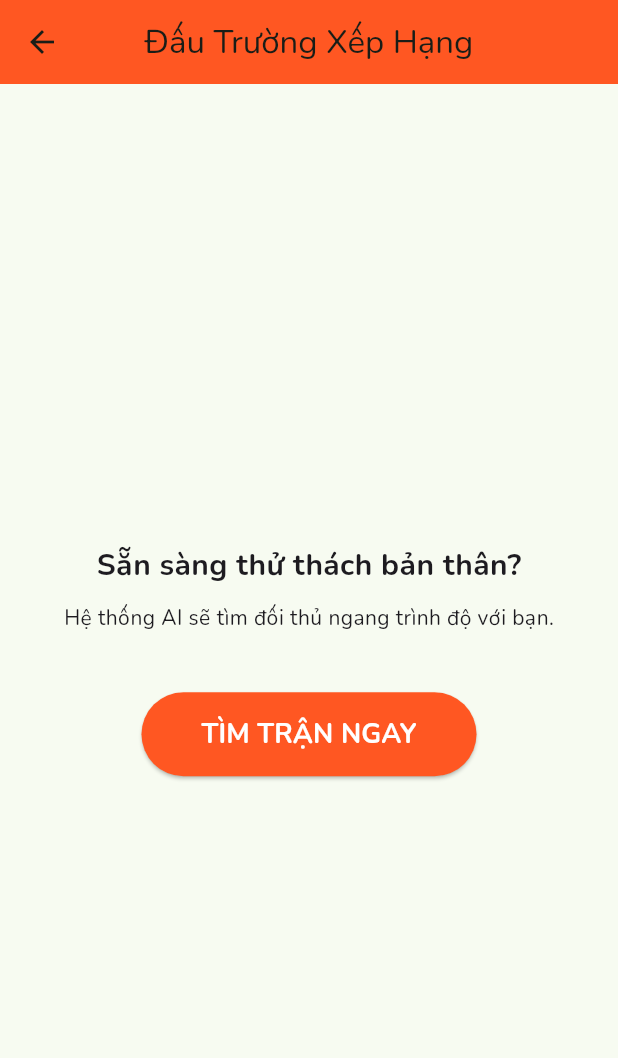
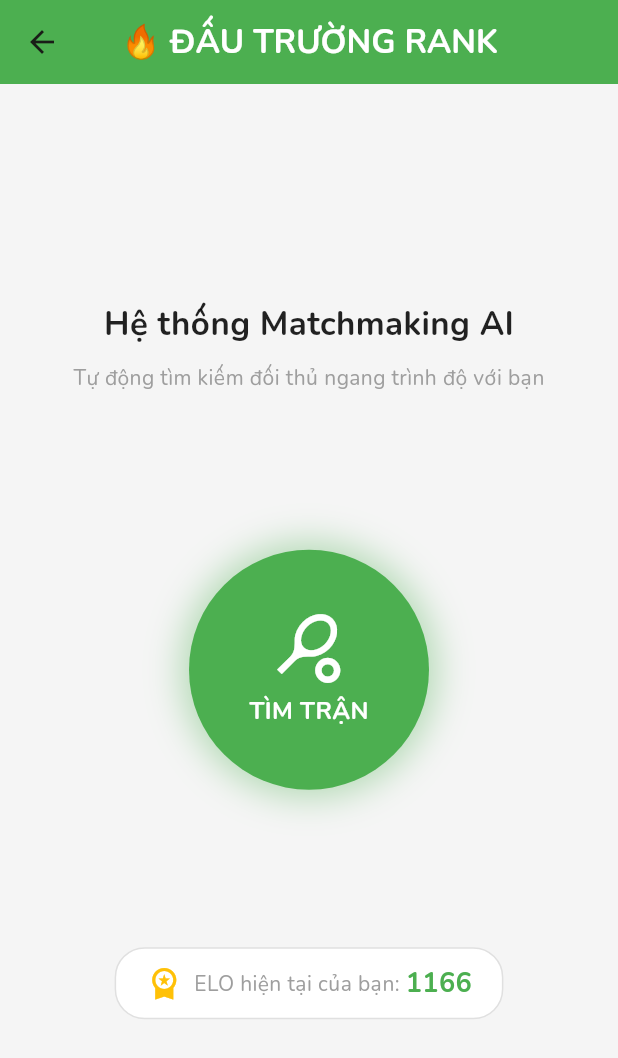
Before and after one commit to justAchillGuy8386/dinkmate-flutter, a Flutter app: the RankedArenaScreen screen opened directly, on a phone screen of 412 x 824 dp. Shown: the top 1058 px of the screen. Run offline on Flutter 3.47's test engine with Material 3 defaults, Android fonts, the phone set to English and light mode, and no system bars; our stand-ins replace google_fonts, image_picker; missing offline and left inert: mobile_scanner.

Commit message:
refactor(ranked arena screen): update UI with radar looking for nearby players

```diff
--- a/lib/features/ranked_arena/ranked_arena_screen.dart
+++ b/lib/features/ranked_arena/ranked_arena_screen.dart
@@ -1,33 +1,108 @@
 import 'package:flutter/material.dart';
-// import 'matchmaking_service.dart';
 
 class RankedArenaScreen extends StatefulWidget {
   const RankedArenaScreen({super.key});
+
   @override
-  _RankedArenaScreenState createState() => _RankedArenaScreenState();
+  State<RankedArenaScreen> createState() => _RankedArenaScreenState();
 }
 
-class _RankedArenaScreenState extends State<RankedArenaScreen> {
-  bool _isSearching = false; // Trạng thái đang tìm trận
+// Bổ sung SingleTickerProviderStateMixin để chạy hiệu ứng Animation
+class _RankedArenaScreenState extends State<RankedArenaScreen> with SingleTickerProviderStateMixin {
+  bool _isSearching = false;
+  late AnimationController _pulseController;
+
+  @override
+  void initState() {
+    super.initState();
+    // Khởi tạo bộ đếm nhịp cho sóng Radar (1.5 giây cho 1 vòng sóng)
+    _pulseController = AnimationController(
+      vsync: this,
+      duration: const Duration(milliseconds: 1500),
+    );
+  }
+
+  @override
+  void dispose() {
+    _pulseController.dispose();
+    super.dispose();
+  }
 
   void _startSearching() async {
     setState(() {
       _isSearching = true;
     });
+    _pulseController.repeat(); // Bắt đầu phát sóng Radar liên tục
 
-    // Gọi API sang Next.js -> Python AI
-    // await MatchmakingService.findRankedMatch();
+    // Tạm thời giả lập AI đang tính toán mất 4 giây
+    await Future.delayed(const Duration(seconds: 4));
 
-    // Giả lập thời gian chờ 3 giây
-    await Future.delayed(const Duration(seconds: 3));
+    if (mounted) {
+      setState(() {
+        _isSearching = false;
+      });
+      _pulseController.stop(); // Tắt sóng Radar
+      _pulseController.reset();
 
-    setState(() {
-      _isSearching = false;
-    });
+      _showMatchFoundDialog();
+    }
+  }
 
-    // Chuyển sang màn hình "Đã tìm thấy trận"
-    ScaffoldMessenger.of(context).showSnackBar(
-      const SnackBar(content: Text('🎉 Hệ thống AI đã tìm thấy đối thủ cân tài cân sức!')),
+  void _showMatchFoundDialog() {
+    showDialog(
+      context: context,
+      barrierDismissible: false, // Bắt buộc người dùng phải tương tác
+      builder: (context) => AlertDialog(
+        shape: RoundedRectangleBorder(borderRadius: BorderRadius.circular(20)),
+        title: const Column(
+          children: [
+            Icon(Icons.check_circle_outline, color: Colors.green, size: 60),
+            SizedBox(height: 10),
+            Text("ĐÃ TÌM THẤY TRẬN!", style: TextStyle(fontWeight: FontWeight.bold, color: Colors.green)),
+          ],
+        ),
+        content: const Text(
+          "AI đã ghép cặp thành công.\nĐối thủ của bạn đang chờ. Hãy di chuyển ra sân để Check-in mã QR!",
+          textAlign: TextAlign.center,
+        ),
+        actionsAlignment: MainAxisAlignment.center,
+        actions: [
+          ElevatedButton(
+            style: ElevatedButton.styleFrom(
+              backgroundColor: Colors.green,
+              shape: RoundedRectangleBorder(borderRadius: BorderRadius.circular(10)),
+            ),
+            onPressed: () => Navigator.pop(context),
+            child: const Text("XEM CHI TIẾT KÈO", style: TextStyle(color: Colors.white, fontWeight: FontWeight.bold)),
+          )
+        ],
+      ),
+    );
+  }
+
+  // Hàm vẽ từng vòng sóng Radar
+  Widget _buildPulseWidget(double delay) {
+    return AnimatedBuilder(
+      animation: _pulseController,
+      builder: (context, child) {
+        // Tạo độ trễ cho các vòng sóng khác nhau
+        double value = (_pulseController.value + delay) % 1.0;
+        return Opacity(
+          opacity: 1.0 - value,
+          child: Transform.scale(
+            scale: 1.0 + (value * 1.5), // Phóng to gấp 1.5 lần
+            child: Container(
+              width: 150,
+              height: 150,
+              decoration: BoxDecoration(
+                shape: BoxShape.circle,
+                border: Border.all(color: Colors.green.withOpacity(0.5), width: 2),
+                color: Colors.green.withOpacity(0.1),
+              ),
+            ),
+          ),
+        );
+      },
     );
   }
 
@@ -35,44 +110,104 @@ class _RankedArenaScreenState extends State<RankedArenaScreen> {
   Widget build(BuildContext context) {
     return Scaffold(
       appBar: AppBar(
-        title: const Text("Đấu Trường Xếp Hạng"),
+        title: const Text('🔥 ĐẤU TRƯỜNG RANK', style: TextStyle(fontWeight: FontWeight.bold, color: Colors.white)),
+        backgroundColor: Colors.green,
         centerTitle: true,
-        backgroundColor: Colors.deepOrange,
+        elevation: 0,
       ),
-      body: Center(
+      body: Container(
+        width: double.infinity,
+        color: Colors.grey[100],
         child: Column(
           mainAxisAlignment: MainAxisAlignment.center,
           children: [
             const Text(
-              "Sẵn sàng thử thách bản thân?",
-              style: TextStyle(fontSize: 20, fontWeight: FontWeight.bold),
+              "Hệ thống Matchmaking AI",
+              style: TextStyle(fontSize: 22, fontWeight: FontWeight.bold, color: Colors.black87),
             ),
             const SizedBox(height: 10),
-            const Text("Hệ thống AI sẽ tìm đối thủ ngang trình độ với bạn."),
-            const SizedBox(height: 40),
+            const Text(
+              "Tự động tìm kiếm đối thủ ngang trình độ với bạn",
+              style: TextStyle(color: Colors.grey, fontSize: 14),
+            ),
+            const SizedBox(height: 60),
 
-            // Nút bấm đổi trạng thái
-            _isSearching
-                ? const CircularProgressIndicator(color: Colors.deepOrange)
-                : ElevatedButton(
-              style: ElevatedButton.styleFrom(
-                backgroundColor: Colors.deepOrange,
-                padding: const EdgeInsets.symmetric(horizontal: 40, vertical: 15),
-                shape: RoundedRectangleBorder(
-                  borderRadius: BorderRadius.circular(30),
-                ),
-              ),
-              onPressed: _startSearching,
-              child: const Text(
-                "TÌM TRẬN NGAY",
-                style: TextStyle(fontSize: 18, color: Colors.white, fontWeight: FontWeight.bold),
+            // Khu vực chứa nút bấm và hiệu ứng Radar
+            SizedBox(
+              width: 250,
+              height: 250,
+              child: Stack(
+                alignment: Alignment.center,
+                children: [
+                  // Ba vòng sóng Radar với độ trễ khác nhau
+                  if (_isSearching) _buildPulseWidget(0.0),
+                  if (_isSearching) _buildPulseWidget(0.3),
+                  if (_isSearching) _buildPulseWidget(0.6),
+
+                  // Nút bấm trung tâm
+                  GestureDetector(
+                    onTap: _isSearching ? null : _startSearching,
+                    child: AnimatedContainer(
+                      duration: const Duration(milliseconds: 300),
+                      width: _isSearching ? 130 : 160,
+                      height: _isSearching ? 130 : 160,
+                      decoration: BoxDecoration(
+                        shape: BoxShape.circle,
+                        color: _isSearching ? Colors.grey[400] : Colors.green,
+                        boxShadow: [
+                          BoxShadow(
+                            color: Colors.green.withOpacity(0.4),
+                            blurRadius: _isSearching ? 0 : 20,
+                            spreadRadius: _isSearching ? 0 : 5,
+                          ),
+                        ],
+                      ),
+                      child: Center(
+                        child: Column(
+                          mainAxisAlignment: MainAxisAlignment.center,
+                          children: [
+                            Icon(
+                              _isSearching ? Icons.radar : Icons.sports_tennis,
+                              color: Colors.white,
+                              size: _isSearching ? 40 : 50,
+                            ),
+                            const SizedBox(height: 5),
+                            Text(
+                              _isSearching ? "ĐANG TÌM..." : "TÌM TRẬN",
+                              style: const TextStyle(
+                                color: Colors.white,
+                                fontWeight: FontWeight.bold,
+                                fontSize: 16,
+                              ),
+                            ),
+                          ],
+                        ),
+                      ),
+                    ),
+                  ),
+                ],
               ),
             ),
+            const SizedBox(height: 60),
 
-            if (_isSearching) ...[
-              const SizedBox(height: 20),
-              const Text("Đang phân tích dữ liệu ELO...", style: TextStyle(color: Colors.grey)),
-            ]
+            // Thông tin mô phỏng ELO hiện tại của người chơi
+            Container(
+              padding: const EdgeInsets.symmetric(horizontal: 20, vertical: 10),
+              decoration: BoxDecoration(
+                color: Colors.white,
+                borderRadius: BorderRadius.circular(20),
+                border: Border.all(color: Colors.grey.shade300),
+              ),
+              child: const Row(
+                mainAxisSize: MainAxisSize.min,
+                children: [
+                  Icon(Icons.workspace_premium, color: Colors.amber),
+                  SizedBox(width: 8),
+                  Text("ELO hiện tại của bạn: ", style: TextStyle(color: Colors.grey)),
+                  Text("1166", style: TextStyle(fontWeight: FontWeight.bold, fontSize: 18, color: Colors.green)),
+                ],
+              ),
+            ),
           ],
         ),
       ),
```
